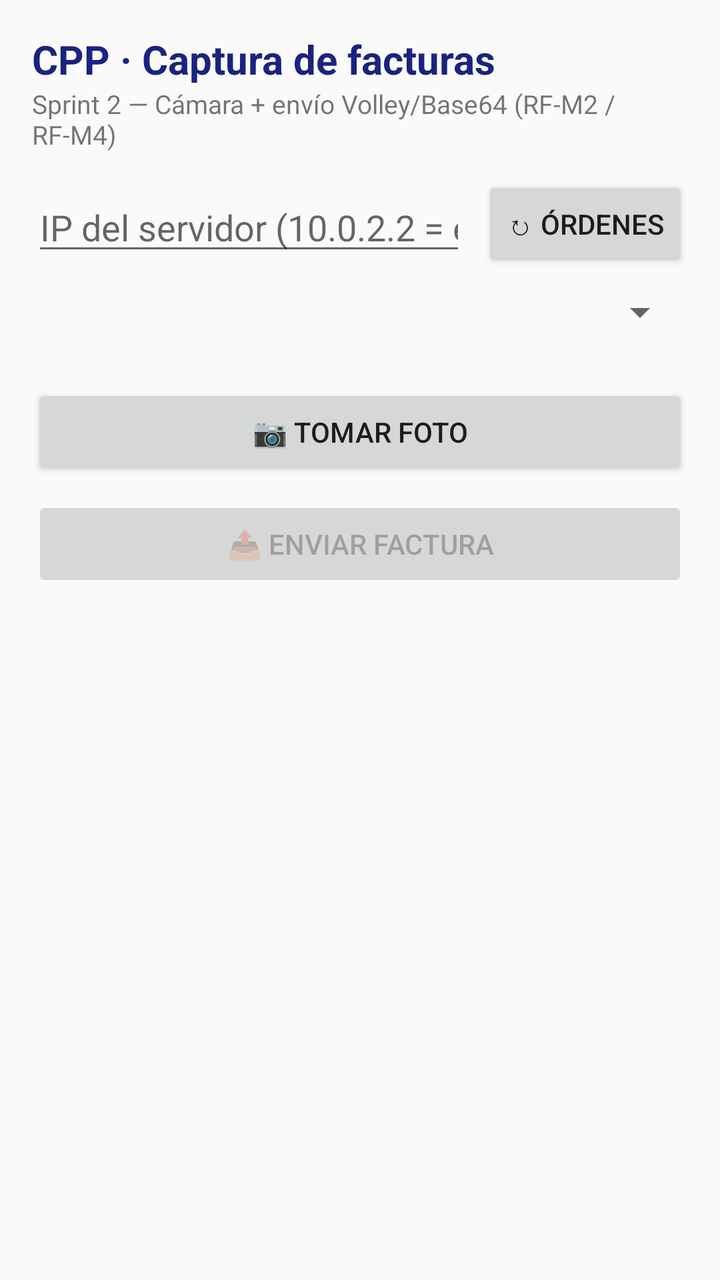
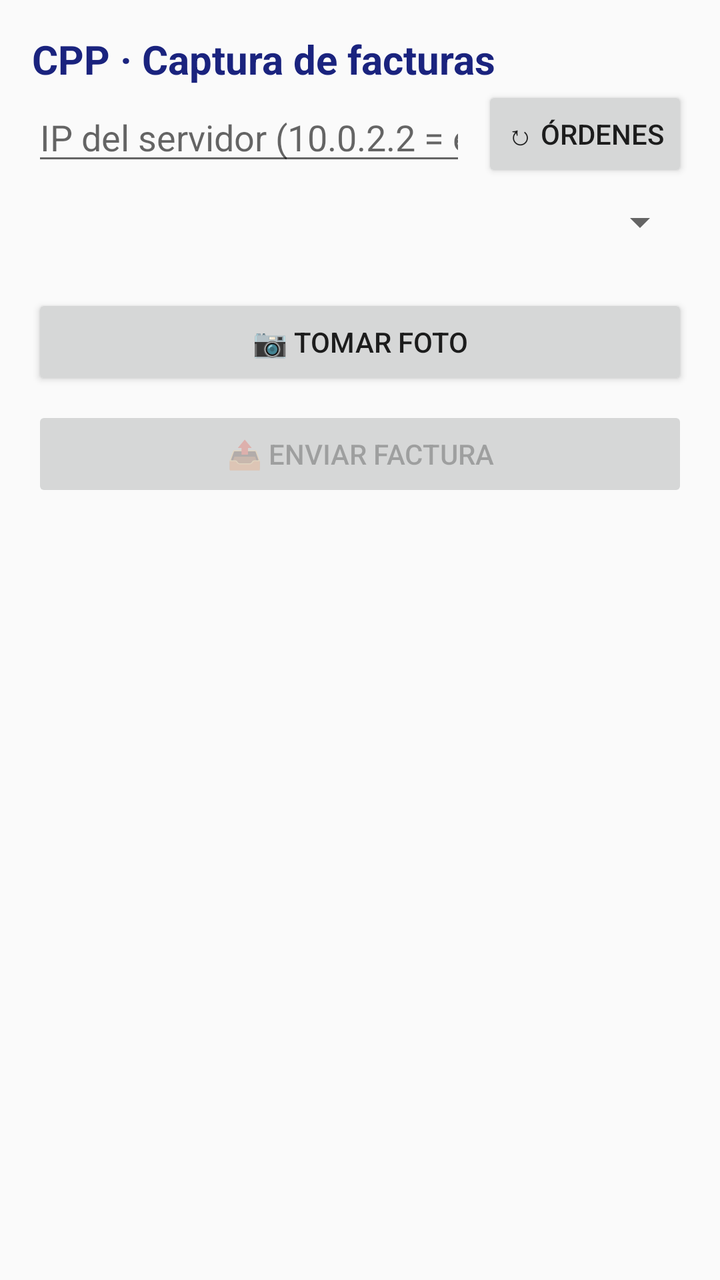

The first picture is an Android layout as it rendered before a commit; the second is the same layout after the commit. The layout source and the unified diff follow.
<!-- AndroidManifest.xml: application theme Theme.CPP -->
<!-- res/layout/activity_main.xml -->
<?xml version="1.0" encoding="utf-8"?>
<ScrollView xmlns:android="http://schemas.android.com/apk/res/android"
    android:layout_width="match_parent"
    android:layout_height="match_parent"
    android:fillViewport="true">

    <LinearLayout
        android:layout_width="match_parent"
        android:layout_height="wrap_content"
        android:orientation="vertical"
        android:padding="16dp">

        <TextView
            android:id="@+id/txtTitulo"
            android:layout_width="match_parent"
            android:layout_height="wrap_content"
            android:text="@string/titulo"
            android:textColor="@color/primario"
            android:textSize="20sp"
            android:textStyle="bold" />

        <TextView
            android:layout_width="match_parent"
            android:layout_height="wrap_content"
            android:layout_marginBottom="12dp"
            android:text="@string/subtitulo"
            android:textSize="13sp" />

        
        <LinearLayout
            android:layout_width="match_parent"
            android:layout_height="wrap_content"
            android:layout_marginBottom="8dp"
            android:gravity="center_vertical"
            android:orientation="horizontal">

            <EditText
                android:id="@+id/txtServidor"
                android:layout_width="0dp"
                android:layout_height="wrap_content"
                android:layout_weight="1"
                android:hint="@string/hint_servidor"
                android:inputType="text"
                android:maxLines="1" />

            <Button
                android:id="@+id/btnCargar"
                android:layout_width="wrap_content"
                android:layout_height="wrap_content"
                android:layout_marginStart="8dp"
                android:text="@string/btn_cargar" />
        </LinearLayout>

        
        <Spinner
            android:id="@+id/spOrdenes"
            android:layout_width="match_parent"
            android:layout_height="wrap_content"
            android:layout_marginBottom="12dp" />

        
        <ImageView
            android:id="@+id/imgPreview"
            android:layout_width="match_parent"
            android:layout_height="wrap_content"
            android:adjustViewBounds="true"
            android:background="@color/fondo_preview"
            android:contentDescription="@string/desc_preview"
            android:maxHeight="320dp"
            android:layout_marginBottom="12dp" />

        <Button
            android:id="@+id/btnFoto"
            android:layout_width="match_parent"
            android:layout_height="wrap_content"
            android:text="@string/btn_foto" />

        <Button
            android:id="@+id/btnEnviar"
            android:layout_width="match_parent"
            android:layout_height="wrap_content"
            android:layout_marginTop="8dp"
            android:enabled="false"
            android:text="@string/btn_enviar" />

        <ProgressBar
            android:id="@+id/barraEnvio"
            android:layout_width="wrap_content"
            android:layout_height="wrap_content"
            android:layout_gravity="center_horizontal"
            android:layout_marginTop="12dp"
            android:visibility="gone" />

        <TextView
            android:id="@+id/txtResultado"
            android:layout_width="match_parent"
            android:layout_height="wrap_content"
            android:layout_marginTop="12dp"
            android:textIsSelectable="true"
            android:textSize="14sp"
            android:textColor="@color/texto_normal" />
    </LinearLayout>
</ScrollView>
<!-- resources referenced by this layout -->
<resources>
  <color name="fondo_preview">#EEEEEE</color>
  <color name="primario">#1A237E</color>
  <color name="texto_normal">#212121</color>
  <string name="btn_cargar">↻ Órdenes</string>
  <string name="btn_enviar">📤 Enviar factura</string>
  <string name="btn_foto">📷 Tomar foto</string>
  <string name="desc_preview">Vista previa de la factura fotografiada</string>
  <string name="hint_servidor">IP del servidor (10.0.2.2 = este PC)</string>
  <string name="subtitulo">Sprint 2 — Cámara + envío Volley/Base64 (RF-M2 / RF-M4)</string>
  <string name="titulo">CPP · Captura de facturas</string>
  <style name="Theme.CPP" parent="Theme.AppCompat.DayNight.DarkActionBar">
          <item name="colorPrimary">@color/primario</item>
          <item name="colorPrimaryDark">@color/primario_oscuro</item>
          <item name="colorAccent">@color/acento</item>
      </style>
  <color name="primario_oscuro">#0D1442</color>
  <color name="acento">#FF6F00</color>
</resources>

<!-- the commit's change to res/layout/activity_main.xml (unified diff, before → after) -->
@@ -10,6 +10,8 @@
         android:orientation="vertical"
         android:padding="16dp">
 
+        
+
         <TextView
             android:id="@+id/txtTitulo"
             android:layout_width="match_parent"
@@ -19,14 +21,6 @@
             android:textSize="20sp"
             android:textStyle="bold" />
 
-        <TextView
-            android:layout_width="match_parent"
-            android:layout_height="wrap_content"
-            android:layout_marginBottom="12dp"
-            android:text="@string/subtitulo"
-            android:textSize="13sp" />
-
-        
         <LinearLayout
             android:layout_width="match_parent"
             android:layout_height="wrap_content"
@@ -63,11 +57,11 @@
             android:id="@+id/imgPreview"
             android:layout_width="match_parent"
             android:layout_height="wrap_content"
+            android:layout_marginBottom="12dp"
             android:adjustViewBounds="true"
             android:background="@color/fondo_preview"
             android:contentDescription="@string/desc_preview"
-            android:maxHeight="320dp"
-            android:layout_marginBottom="12dp" />
+            android:maxHeight="320dp" />
 
         <Button
             android:id="@+id/btnFoto"
@@ -96,8 +90,8 @@
             android:layout_width="match_parent"
             android:layout_height="wrap_content"
             android:layout_marginTop="12dp"
+            android:textColor="@color/texto_normal"
             android:textIsSelectable="true"
-            android:textSize="14sp"
-            android:textColor="@color/texto_normal" />
+            android:textSize="14sp" />
     </LinearLayout>
 </ScrollView>
<!-- resource entries referenced after the edit -->
@@ -8,7 +8,6 @@
   <string name="btn_foto">📷 Tomar foto</string>
   <string name="desc_preview">Vista previa de la factura fotografiada</string>
   <string name="hint_servidor">IP del servidor (10.0.2.2 = este PC)</string>
-  <string name="subtitulo">Sprint 2 — Cámara + envío Volley/Base64 (RF-M2 / RF-M4)</string>
   <string name="titulo">CPP · Captura de facturas</string>
   <style name="Theme.CPP" parent="Theme.AppCompat.DayNight.DarkActionBar">
           <item name="colorPrimary">@color/primario</item>
